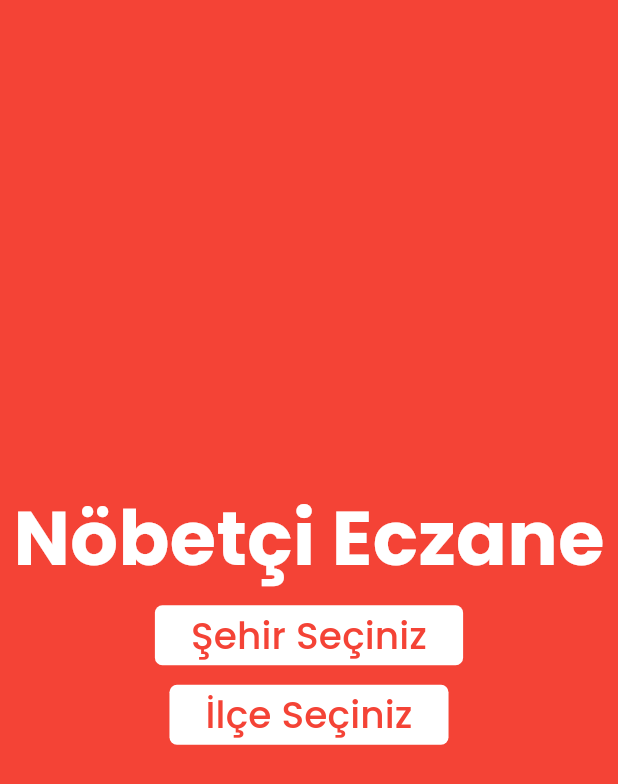
After one commit to meminglr/Nobetci-Eczane, a Flutter app: the screen it shows after launch, on a phone screen of 412 x 824 dp. The commit adds this screen. Shown: the top 784 px of the screen. Run offline on Flutter 3.47's test engine with Material 3 defaults, Android fonts, the phone set to English and light mode, and no system bars; our stand-ins replace hive, hive_flutter; missing offline and left inert: dart:ffi, drop_down_list; accounts and stored records are empty; statements that could not run were skipped.

Commit message:
first screen page added

```diff
--- a/lib/home_controller.dart
+++ b/lib/home_controller.dart
@@ -11,6 +11,7 @@ class HomeController {
   String? secilenIlce;
   List<SelectedListItem<dynamic>> yeniIllerListesi = [];
   List<SelectedListItem<dynamic>> yeniIcelerListesi = [];
+  bool isFirst = true;
 
   Future<void> illeriGetir() async {
     String jsonString = await rootBundle.loadString('json/il-ilce.json');
@@ -76,6 +77,8 @@ class HomeController {
     yeniIcelerListesi =
         (box.get('yeniIcelerListesi', defaultValue: []) as List)
             .cast<SelectedListItem>();
+
+    isFirst = box.get('isFirst', defaultValue: true);
   }
 
   void saveData() {
@@ -84,7 +87,6 @@ class HomeController {
     box.put('secilenIlce', secilenIlce);
     box.put('yeniIllerListesi', yeniIllerListesi);
     box.put('yeniIcelerListesi', yeniIcelerListesi);
+    box.put('isFirst', isFirst);
   }
 }
-
-final controller = HomeController();
--- a/lib/home_page.dart
+++ b/lib/home_page.dart
@@ -1,15 +1,12 @@
-import 'dart:convert';
-import 'package:drop_down_list/model/selected_list_item.dart';
 import 'package:flutter/material.dart';
-import 'package:flutter/services.dart';
 import 'package:hive_flutter/hive_flutter.dart';
 import 'package:myapp/home_controller.dart';
 import 'package:myapp/model/eczane_model.dart';
-import 'package:myapp/model/sehir_model.dart';
+import 'package:myapp/screens/first_screen.dart';
+import 'package:myapp/screens/main_screen.dart';
 import 'package:myapp/services/eczane_service.dart';
 import 'package:myapp/widgets/example_list.dart';
-import 'package:myapp/widgets/widgets.dart';
-import 'package:drop_down_list/drop_down_list.dart';
+import 'package:myapp/widgets/companents.dart';
 
 class HomePage extends StatefulWidget {
   const HomePage({super.key});
@@ -19,6 +16,8 @@ class HomePage extends StatefulWidget {
 }
 
 class _HomePageState extends State<HomePage> {
+  HomeController controller = HomeController();
+
   @override
   void initState() {
     super.initState();
@@ -28,97 +27,25 @@ class _HomePageState extends State<HomePage> {
 
   @override
   Widget build(BuildContext context) {
+    final box = controller.box;
     EczaneService eczaneService = EczaneService();
-    List<Data> datalist = DataList().dataList;
-    return Scaffold(
-      backgroundColor: Colors.white,
-      appBar: AppBar(
-        scrolledUnderElevation: 0,
+    Companents companents = Companents();
 
-        centerTitle: true,
-        title: Text(
-          "Nöbetçi Eczane",
-          style: TextStyle(
-            color: Colors.red,
-            fontWeight: FontWeight.w700,
-            fontSize: 30,
-          ),
-        ),
-        actions: [],
-        backgroundColor: Colors.white,
-      ),
-      body: Center(
-        child: Column(
-          crossAxisAlignment: CrossAxisAlignment.center,
-          children: [
-            Row(
-              mainAxisAlignment: MainAxisAlignment.center,
-              spacing: 5,
-              children: [ilSelectButton(context), ilceSelectButton(context)],
-            ),
+    return ValueListenableBuilder(
+      valueListenable: box.listenable(keys: ['isFirst']),
+      builder: (context, Box box, _) {
+        bool isFirst = box.get('isFirst', defaultValue: true);
 
-            controller.secilenIlce != null
-                ? Expanded(
-                  child: Widgets().Future(
-                    eczaneService,
-                    controller.normalizeToEnglish(controller.secilenSehir!),
-                    controller.normalizeToEnglish(controller.secilenIlce!),
-                  ),
-                ) /*EczaneItem(data: datalist, eczaneService: eczaneService),
-                )*/
-                : Text("Konum Bilgisi Girin"),
-            //EczaneItem(),
-          ],
-        ),
-      ),
-    );
-  }
+        if (isFirst) {
+          return FirstScreen(companents: companents, controller: controller);
+        }
 
-  FilledButton ilceSelectButton(BuildContext context) {
-    return FilledButton(
-      onPressed: () {
-        DropDownState(
-          dropDown: DropDown(
-            searchHintText: "İlçe Ara",
-            data: controller.yeniIcelerListesi,
-            onSelected: (ilceSelectedItem) {
-              controller.secilenIlce = ilceSelectedItem[0].data;
-              controller.saveData();
-              setState(() {});
-            },
-          ),
-        ).showModal(context);
+        return MainScrenn(
+          controller: controller,
+          eczaneService: eczaneService,
+          companents: companents,
+        );
       },
-      child: Text(
-        controller.secilenIlce == null
-            ? "İlçe Seçiniz"
-            : controller.secilenIlce!,
-      ),
-    );
-  }
-
-  FilledButton ilSelectButton(BuildContext context) {
-    return FilledButton(
-      onPressed: () {
-        DropDownState(
-          dropDown: DropDown(
-            searchHintText: "Şehir Ara",
-            data: controller.yeniIllerListesi,
-            onSelected: (ilSelectedItem) {
-              controller.secilenSehir = ilSelectedItem[0].data;
-              controller.secilenIlce = null;
-              controller.secilenIlinIlceleriniGetir(controller.secilenSehir!);
-              controller.saveData();
-              setState(() {});
-            },
-          ),
-        ).showModal(context);
-      },
-      child: Text(
-        controller.secilenSehir == null
-            ? "Şehir Seçiniz"
-            : controller.secilenSehir!,
-      ),
     );
   }
 }
--- a/lib/main.dart
+++ b/lib/main.dart
@@ -2,14 +2,12 @@ import 'package:flutter/material.dart';
 import 'package:hive_flutter/hive_flutter.dart';
 import 'package:myapp/home_page.dart';
 import 'package:myapp/services/selected_list_item.dart';
-import 'package:myapp/tutoriol_page.dart';
 
 void main() async {
   WidgetsFlutterBinding.ensureInitialized();
   await Hive.initFlutter();
   Hive.registerAdapter(SelectedListItemAdapter());
   await Hive.openBox('appData');
-
   runApp(MyApp());
 }
 
@@ -32,7 +30,7 @@ class MyApp extends StatelessWidget {
           ),
         ),
       ),
-      home: TutoriolPage(),
+      home: HomePage(),
     );
   }
 }
--- /dev/null
+++ b/lib/screens/first_screen.dart
@@ -0,0 +1,47 @@
+import 'package:flutter/material.dart';
+import 'package:myapp/home_controller.dart';
+import 'package:myapp/widgets/companents.dart';
+
+class FirstScreen extends StatefulWidget {
+  final Companents companents;
+  final HomeController controller;
+  const FirstScreen({
+    super.key,
+    required this.companents,
+    required this.controller,
+  });
+
+  @override
+  State<FirstScreen> createState() => _FirstScreenState();
+}
+
+class _FirstScreenState extends State<FirstScreen> {
+  @override
+  Widget build(BuildContext context) {
+    return Scaffold(
+      backgroundColor: Colors.red,
+      body: Center(
+        child: Column(
+          spacing: 5,
+          mainAxisAlignment: MainAxisAlignment.center,
+          children: [
+            Text(
+              "Nöbetçi Eczane",
+              style: TextStyle(
+                color: Colors.white,
+                fontWeight: FontWeight.w700,
+                fontSize: 50,
+              ),
+            ),
+            widget.companents.firstScreenIl(context, widget.controller , (){setState(() {
+
+            });} ),
+            widget.companents.firstScreenIlce(context, widget.controller, (){setState(() {
+
+            });}),
+          ],
+        ),
+      ),
+    );
+  }
+}
--- a/lib/widgets/widgets.dart
+++ b/lib/widgets/companents.dart
@@ -1,9 +1,13 @@
+import 'dart:ffi';
+
+import 'package:drop_down_list/drop_down_list.dart';
 import 'package:flutter/material.dart';
+import 'package:myapp/home_controller.dart';
 import 'package:myapp/model/eczane_model.dart';
 import 'package:myapp/services/eczane_service.dart';
 import 'package:url_launcher/url_launcher.dart';
 
-class Widgets {
+class Companents {
   FutureBuilder<List<Data>> Future(
     EczaneService eczaneService,
     String il,
@@ -136,6 +140,124 @@ class Widgets {
     );
   }
 
+  FilledButton ilceSelectButton(
+    BuildContext context,
+    HomeController controller,
+    VoidCallback onChanged
+  ) {
+    return FilledButton(
+      onPressed: () {
+        DropDownState(
+          dropDown: DropDown(
+            searchHintText: "İlçe Ara",
+            data: controller.yeniIcelerListesi,
+            onSelected: (ilceSelectedItem) {
+              controller.secilenIlce = ilceSelectedItem[0].data;
+              controller.saveData();
+              onChanged();
+            },
+          ),
+        ).showModal(context);
+      },
+      child: Text(
+        controller.secilenIlce == null
+            ? "İlçe Seçiniz"
+            : controller.secilenIlce!,
+      ),
+    );
+  }
 
+  FilledButton ilSelectButton(
+    BuildContext context,
+    HomeController controller,
+    VoidCallback onChanged,
+  ) {
+    return FilledButton(
+      onPressed: () {
+        DropDownState(
+          dropDown: DropDown(
+            searchHintText: "Şehir Ara",
+            data: controller.yeniIllerListesi,
+            onSelected: (ilSelectedItem) {
+              controller.secilenSehir = ilSelectedItem[0].data;
+              controller.secilenIlce = null;
+              controller.secilenIlinIlceleriniGetir(controller.secilenSehir!);
+              controller.saveData();
+              onChanged();
+            },
+          ),
+        ).showModal(context);
+      },
+      child: Text(
+        controller.secilenSehir == null
+            ? "Şehir Seçiniz"
+            : controller.secilenSehir!,
+      ),
+    );
+  }
 
+  FilledButton firstScreenIlce(
+    BuildContext context,
+    HomeController controller,
+    VoidCallback onChanged,
+  ) {
+    return FilledButton(
+      style: ButtonStyle(
+        backgroundColor: WidgetStateProperty.all(Colors.white),
+      ),
+      onPressed: () {
+        DropDownState(
+          dropDown: DropDown(
+            searchHintText: "İlçe Ara",
+            data: controller.yeniIcelerListesi,
+            onSelected: (ilceSelectedItem) async {
+              controller.secilenIlce = await ilceSelectedItem[0].data;
+              controller.isFirst = false;
+              controller.saveData();
+              onChanged();
+            },
+          ),
+        ).showModal(context);
+      },
+      child: Text(
+        controller.secilenIlce == null
+            ? "İlçe Seçiniz"
+            : controller.secilenIlce!,
+        style: TextStyle(color: Colors.red, fontSize: 25),
+      ),
+    );
+  }
+
+  FilledButton firstScreenIl(
+    BuildContext context,
+    HomeController controller,
+    VoidCallback onChanged,
+  ) {
+    return FilledButton(
+      style: ButtonStyle(
+        backgroundColor: WidgetStateProperty.all(Colors.white),
+      ),
+      onPressed: () {
+        DropDownState(
+          dropDown: DropDown(
+            searchHintText: "Şehir Ara",
+            data: controller.yeniIllerListesi,
+            onSelected: (ilSelectedItem) {
+              controller.secilenSehir = ilSelectedItem[0].data;
+              controller.secilenIlce = null;
+              controller.secilenIlinIlceleriniGetir(controller.secilenSehir!);
+              controller.saveData();
+              onChanged();
+            },
+          ),
+        ).showModal(context);
+      },
+      child: Text(
+        controller.secilenSehir == null
+            ? "Şehir Seçiniz"
+            : controller.secilenSehir!,
+        style: TextStyle(color: Colors.red, fontSize: 25),
+      ),
+    );
+  }
 }
```
Also changed, not shown: lib/screens/main_screen.dart (added, +88 -0 lines), lib/tutoriol_page.dart (deleted, +0 -100 lines).
